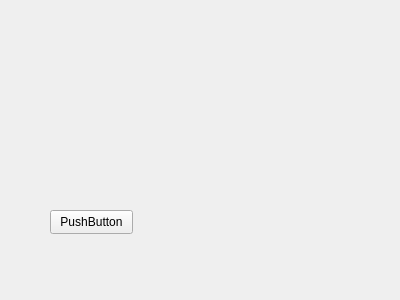
Old version of the form src/app/ui/Sample_Tab.ui in the repository KazuoCalvin/Graphene_Sampler.
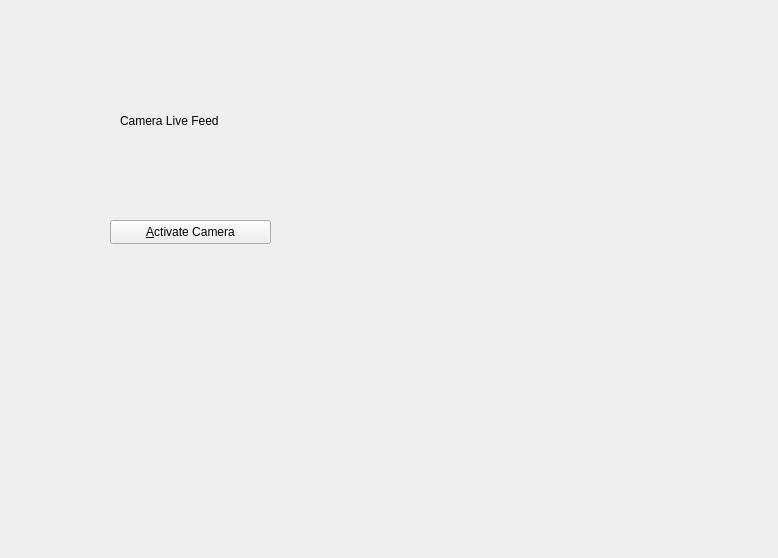
New version of the form.

Commit message: live feed works

What changed in the file:
```diff
--- a/src/app/ui/Sample_Tab.ui
+++ b/src/app/ui/Sample_Tab.ui
@@ -6,8 +6,8 @@
    <rect>
     <x>0</x>
     <y>0</y>
-    <width>400</width>
-    <height>300</height>
+    <width>778</width>
+    <height>558</height>
    </rect>
   </property>
   <property name="windowTitle">
@@ -16,14 +16,27 @@
   <widget class="QPushButton" name="pushButton">
    <property name="geometry">
     <rect>
-     <x>50</x>
-     <y>210</y>
-     <width>83</width>
+     <x>110</x>
+     <y>220</y>
+     <width>161</width>
      <height>24</height>
     </rect>
    </property>
    <property name="text">
-    <string>PushButton</string>
+    <string>&amp;Activate Camera</string>
+   </property>
+  </widget>
+  <widget class="QLabel" name="live_feed_label">
+   <property name="geometry">
+    <rect>
+     <x>120</x>
+     <y>50</y>
+     <width>201</width>
+     <height>141</height>
+    </rect>
+   </property>
+   <property name="text">
+    <string>Camera Live Feed</string>
    </property>
   </widget>
  </widget>
```
Left out of the diff: 2 changed lines with no effect on the pictures. The commit also changes 2 other files.
